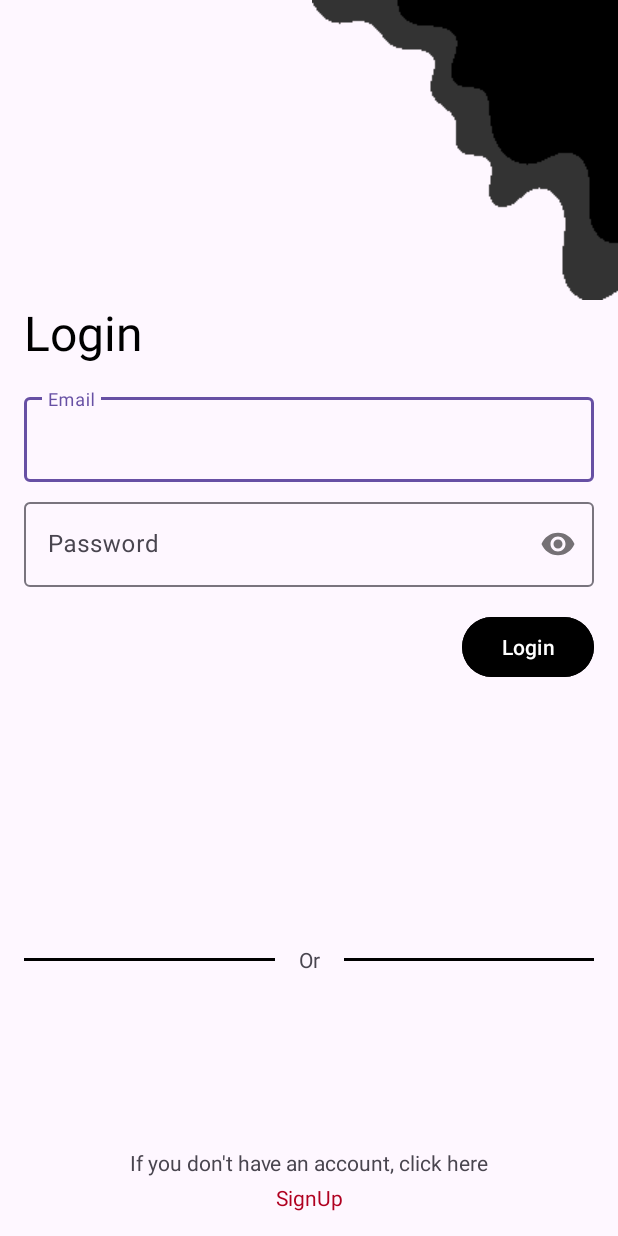
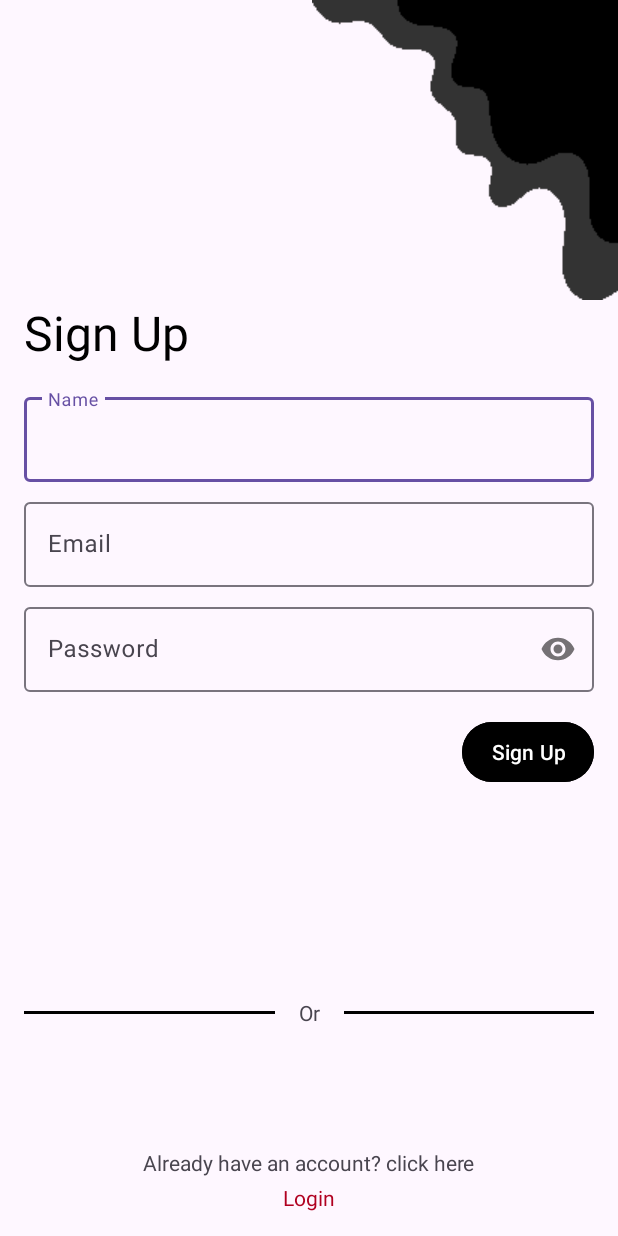
Before and after one commit to kenshiniro/RECIPTIFY, an Android app: the screen it shows after launch (LoginActivity before the commit, SignUpActivity after it), after a tap on "Login", on a phone screen of 412 x 824 dp. Run offline under Robolectric (Android 15) with nearby library versions, the phone set to English and light mode, and no system bars.

Commit message:
part 5 - signup with validation

```diff
--- a/app/src/main/AndroidManifest.xml
+++ b/app/src/main/AndroidManifest.xml
@@ -13,6 +13,9 @@
         android:theme="@style/Theme.RecipeFinalProject"
         tools:targetApi="31">
         <activity
+            android:name=".SignUpActivity"
+            android:exported="false" />
+        <activity
             android:name=".LoginActivity"
             android:exported="false" />
         <activity
--- a/app/src/main/java/com/example/recipefinalproject/LoginActivity.java
+++ b/app/src/main/java/com/example/recipefinalproject/LoginActivity.java
@@ -2,6 +2,7 @@ package com.example.recipefinalproject;
 
 import androidx.appcompat.app.AppCompatActivity;
 
+import android.content.Intent;
 import android.os.Bundle;
 import android.util.Patterns;
 import android.view.View;
@@ -20,12 +21,11 @@ public class LoginActivity extends AppCompatActivity {
         super.onCreate(savedInstanceState);
         binding = ActivityLoginBinding.inflate (getLayoutInflater());
         setContentView(binding.getRoot());
-        binding.btnLogin.setOnClickListener(new View.OnClickListener() {
-            @Override
-            public void onClick(View view) {
-                login();
-            }
-        });
+        binding.btnLogin.setOnClickListener(view -> login());
+        binding.btnLogin.setOnClickListener(view ->
+            startActivity(new Intent(this, SignUpActivity.class)));
+
+
     }
 
     private void login() {
--- /dev/null
+++ b/app/src/main/java/com/example/recipefinalproject/SignUpActivity.java
@@ -0,0 +1,36 @@
+package com.example.recipefinalproject;
+
+import androidx.appcompat.app.AppCompatActivity;
+import android.os.Bundle;
+import android.util.Patterns;
+import android.widget.Toast;
+
+import com.example.recipefinalproject.databinding.ActivitySignUpBinding;
+
+import java.util.Objects;
+
+public class SignUpActivity extends AppCompatActivity {
+    ActivitySignUpBinding binding;
+    protected void onCreate(Bundle savedInstanceState) {
+        super.onCreate(savedInstanceState);
+        binding = ActivitySignUpBinding.inflate(getLayoutInflater());;
+        setContentView(binding.getRoot());
+        binding.btnSignup.setOnClickListener(view -> signup());
+        binding.tvLogin.setOnClickListener(view -> finish());
+    }
+
+    private void signup() {
+        String name = Objects.requireNonNull(binding.etName.getText()).toString().trim();
+        String email = Objects.requireNonNull(binding.etEmail.getText()).toString().trim();
+        String password = Objects.requireNonNull(binding.etPassword.getText()).toString().trim();
+        if (name.isEmpty() || email.isEmpty() || password.isEmpty()) {
+            Toast.makeText(this, "Please enter your name, email and password", Toast.LENGTH_SHORT).show();
+        } else if (!Patterns.EMAIL_ADDRESS.matcher(email).matches()) {
+            Toast.makeText(this, "Please enter a valid email address", Toast.LENGTH_SHORT).show();
+        } else if (password.length() < 6) {
+            Toast.makeText(this, "Password must be at least 6 characters", Toast.LENGTH_SHORT).show();
+        } else {
+            Toast.makeText(this, "Signup Successful", Toast.LENGTH_SHORT).show();
+        }
+    }
+}
--- /dev/null
+++ b/app/src/main/res/layout/activity_sign_up.xml
@@ -0,0 +1,157 @@
+<?xml version="1.0" encoding="utf-8"?>
+<androidx.constraintlayout.widget.ConstraintLayout xmlns:android="http://schemas.android.com/apk/res/android"
+    xmlns:app="http://schemas.android.com/apk/res-auto"
+    xmlns:tools="http://schemas.android.com/tools"
+    android:layout_width="match_parent"
+    android:layout_height="match_parent"
+    tools:context=".LoginActivity">
+
+    <ImageView
+        android:id="@+id/imageView2"
+        android:layout_width="wrap_content"
+        android:layout_height="wrap_content"
+        app:layout_constraintEnd_toEndOf="parent"
+        app:layout_constraintHorizontal_bias="1.0"
+        app:layout_constraintStart_toStartOf="parent"
+        app:srcCompat="@drawable/blob"
+        tools:ignore="MissingConstraints"
+        tools:layout_editor_absoluteY="-20dp" />
+
+    <TextView
+        android:id="@+id/textView"
+        android:layout_width="wrap_content"
+        android:layout_height="wrap_content"
+        android:layout_marginStart="16dp"
+        android:text="@string/sign_up"
+        android:textColor="@color/black"
+        android:textSize="32sp"
+        app:layout_constraintStart_toStartOf="parent"
+        app:layout_constraintTop_toBottomOf="@+id/imageView2" />
+
+    <com.google.android.material.textfield.TextInputLayout
+        android:id="@+id/tv_name_container"
+        android:layout_width="0dp"
+        android:layout_height="wrap_content"
+        android:layout_marginStart="16dp"
+        android:layout_marginTop="16dp"
+        android:layout_marginEnd="16dp"
+        app:layout_constraintEnd_toEndOf="parent"
+        app:layout_constraintHorizontal_bias="0.5"
+        app:layout_constraintStart_toStartOf="parent"
+        app:layout_constraintTop_toBottomOf="@+id/textView">
+
+        <com.google.android.material.textfield.TextInputEditText
+            android:id="@+id/et_name"
+            android:layout_width="match_parent"
+            android:layout_height="wrap_content"
+            android:hint="@string/name" />
+    </com.google.android.material.textfield.TextInputLayout>
+
+    <com.google.android.material.textfield.TextInputLayout
+        android:id="@+id/et_email_container"
+        android:layout_width="0dp"
+        android:layout_height="wrap_content"
+        android:layout_marginStart="16dp"
+        android:layout_marginTop="8dp"
+        android:layout_marginEnd="16dp"
+        app:layout_constraintEnd_toEndOf="parent"
+        app:layout_constraintStart_toStartOf="parent"
+        app:layout_constraintTop_toBottomOf="@+id/tv_name_container">
+
+        <com.google.android.material.textfield.TextInputEditText
+            android:id="@+id/et_email"
+            android:layout_width="match_parent"
+            android:layout_height="wrap_content"
+            android:hint="Email" />
+    </com.google.android.material.textfield.TextInputLayout>
+
+    <com.google.android.material.textfield.TextInputLayout
+        android:id="@+id/et_password_container"
+        android:layout_width="0dp"
+        android:layout_height="wrap_content"
+        android:layout_marginStart="16dp"
+        android:layout_marginTop="8dp"
+        android:layout_marginEnd="16dp"
+        app:layout_constraintEnd_toEndOf="parent"
+        app:layout_constraintStart_toStartOf="parent"
+        app:layout_constraintTop_toBottomOf="@+id/et_email_container"
+        app:passwordToggleEnabled="true">
+
+        <com.google.android.material.textfield.TextInputEditText
+            android:id="@+id/et_password"
+            android:layout_width="match_parent"
+            android:layout_height="wrap_content"
+            android:hint="Password"
+            android:inputType="textPassword" />
+    </com.google.android.material.textfield.TextInputLayout>
+
+    <Button
+        android:id="@+id/btn_signup"
+        android:layout_width="wrap_content"
+        android:layout_height="wrap_content"
+        android:layout_marginTop="16dp"
+        android:layout_marginEnd="16dp"
+        android:backgroundTint="@color/black"
+        android:paddingHorizontal="16dp"
+        android:text="Sign Up"
+        app:layout_constraintEnd_toEndOf="parent"
+        app:layout_constraintTop_toBottomOf="@+id/et_password_container" />
+
+    <TextView
+        android:id="@+id/tv_or"
+        android:layout_width="wrap_content"
+        android:layout_height="wrap_content"
+        android:text="Or"
+        app:layout_constraintBottom_toBottomOf="parent"
+        app:layout_constraintEnd_toEndOf="parent"
+        app:layout_constraintHorizontal_bias="0.5"
+        app:layout_constraintStart_toStartOf="parent"
+        app:layout_constraintTop_toBottomOf="@id/btn_signup" />
+
+    <View
+        android:id="@+id/view"
+        android:layout_width="0dp"
+        android:layout_height="2dp"
+        android:layout_marginStart="16dp"
+        android:layout_marginEnd="16dp"
+        android:background="@color/black"
+        app:layout_constraintBottom_toBottomOf="@id/tv_or"
+        app:layout_constraintEnd_toStartOf="@id/tv_or"
+        app:layout_constraintStart_toStartOf="parent"
+        app:layout_constraintTop_toTopOf="@id/tv_or" />
+
+    <View
+        android:id="@+id/view2"
+        android:layout_width="0dp"
+        android:layout_height="2dp"
+        android:layout_marginStart="16dp"
+        android:layout_marginEnd="16dp"
+        android:background="@color/black"
+        app:layout_constraintBottom_toBottomOf="@id/tv_or"
+        app:layout_constraintEnd_toEndOf="parent"
+        app:layout_constraintStart_toEndOf="@id/tv_or"
+        app:layout_constraintTop_toTopOf="@id/tv_or" />
+
+    <TextView
+        android:id="@+id/textView3"
+        android:layout_width="wrap_content"
+        android:layout_height="wrap_content"
+        android:layout_marginBottom="4dp"
+        android:text="Already have an account? click here"
+        app:layout_constraintBottom_toTopOf="@+id/tv_login"
+        app:layout_constraintEnd_toEndOf="parent"
+        app:layout_constraintStart_toStartOf="parent" />
+
+    <TextView
+        android:id="@+id/tv_login"
+        android:layout_width="wrap_content"
+        android:layout_height="wrap_content"
+        android:layout_marginBottom="16dp"
+        android:text="Login"
+        android:textColor="@color/design_default_color_error"
+        app:layout_constraintBottom_toBottomOf="parent"
+        app:layout_constraintEnd_toEndOf="parent"
+        app:layout_constraintHorizontal_bias="0.5"
+        app:layout_constraintStart_toStartOf="parent" />
+
+</androidx.constraintlayout.widget.ConstraintLayout>
--- a/app/src/main/res/values/strings.xml
+++ b/app/src/main/res/values/strings.xml
@@ -1,3 +1,5 @@
 <resources>
     <string name="app_name">Recipe Final Project</string>
+    <string name="name">Name</string>
+    <string name="sign_up">Sign Up</string>
 </resources>
```
